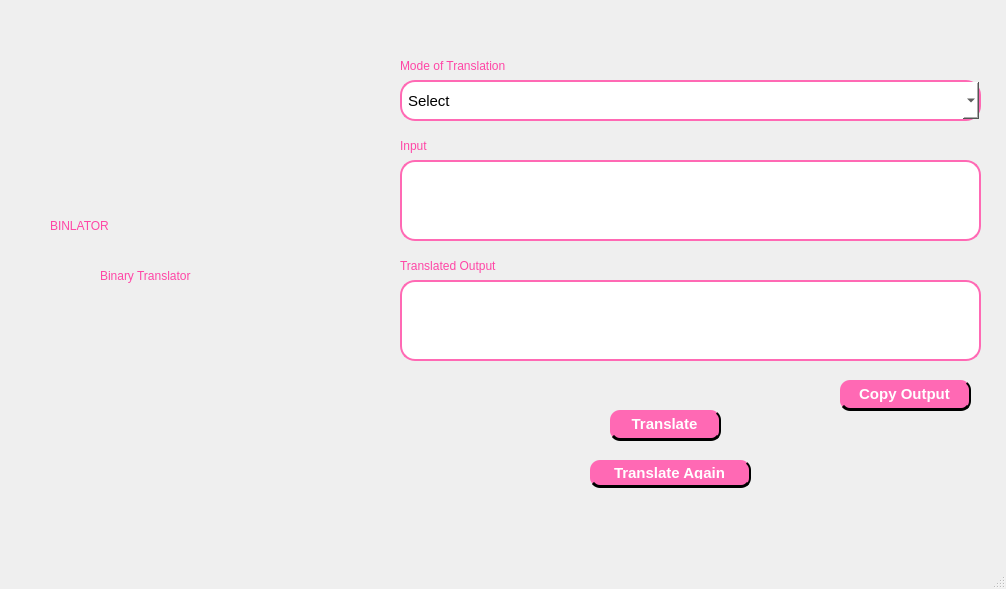
First picture: the form in CUNT.ui, repository bryanjosefsarmiento-sudo/BINLATOR-GRP4, before the edit.
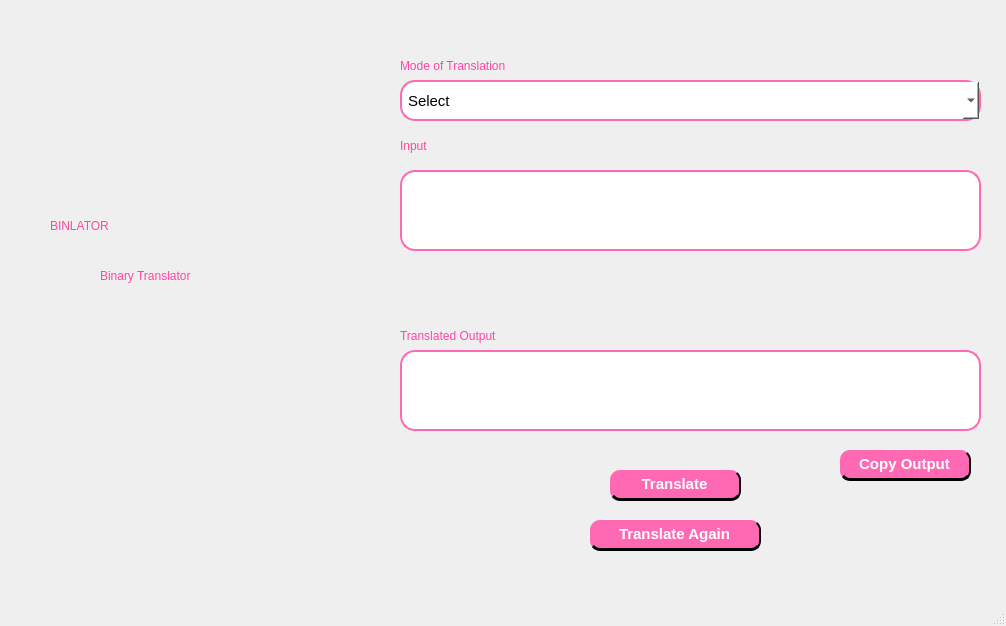
Second picture: the form after the edit.

```diff
--- a/CUNT.ui
+++ b/CUNT.ui
@@ -7,7 +7,7 @@
     <x>0</x>
     <y>0</y>
     <width>1006</width>
-    <height>589</height>
+    <height>626</height>
    </rect>
   </property>
   <property name="windowTitle">
@@ -18,8 +18,8 @@
     <property name="geometry">
      <rect>
       <x>610</x>
-      <y>410</y>
-      <width>111</width>
+      <y>470</y>
+      <width>131</width>
       <height>31</height>
      </rect>
     </property>
@@ -151,7 +151,7 @@
     <property name="geometry">
      <rect>
       <x>400</x>
-      <y>160</y>
+      <y>170</y>
       <width>581</width>
       <height>81</height>
      </rect>
@@ -178,9 +178,9 @@
     <property name="geometry">
      <rect>
       <x>590</x>
-      <y>460</y>
-      <width>161</width>
-      <height>28</height>
+      <y>520</y>
+      <width>171</width>
+      <height>31</height>
      </rect>
     </property>
     <property name="styleSheet">
@@ -273,7 +273,7 @@
     <property name="geometry">
      <rect>
       <x>400</x>
-      <y>250</y>
+      <y>320</y>
       <width>231</width>
       <height>31</height>
      </rect>
@@ -291,7 +291,7 @@
     <property name="geometry">
      <rect>
       <x>400</x>
-      <y>280</y>
+      <y>350</y>
       <width>581</width>
       <height>81</height>
      </rect>
@@ -336,7 +336,7 @@
     <property name="geometry">
      <rect>
       <x>840</x>
-      <y>380</y>
+      <y>450</y>
       <width>131</width>
       <height>31</height>
      </rect>
```
Left out of the diff: 43 changed lines with no effect on the pictures.
